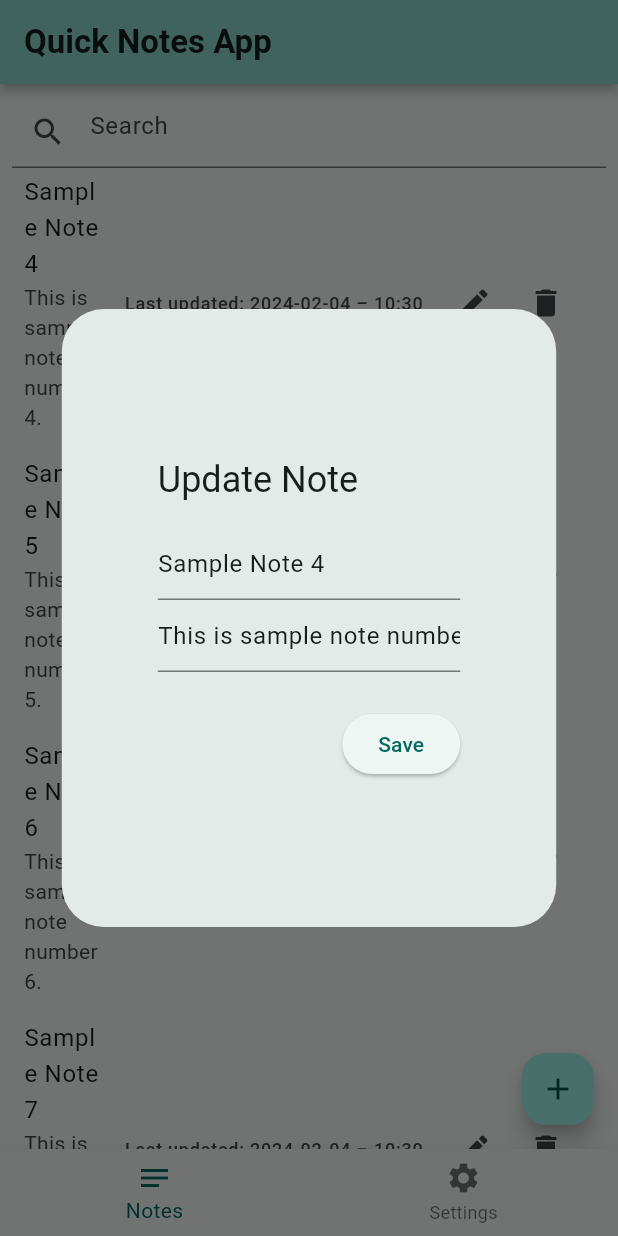
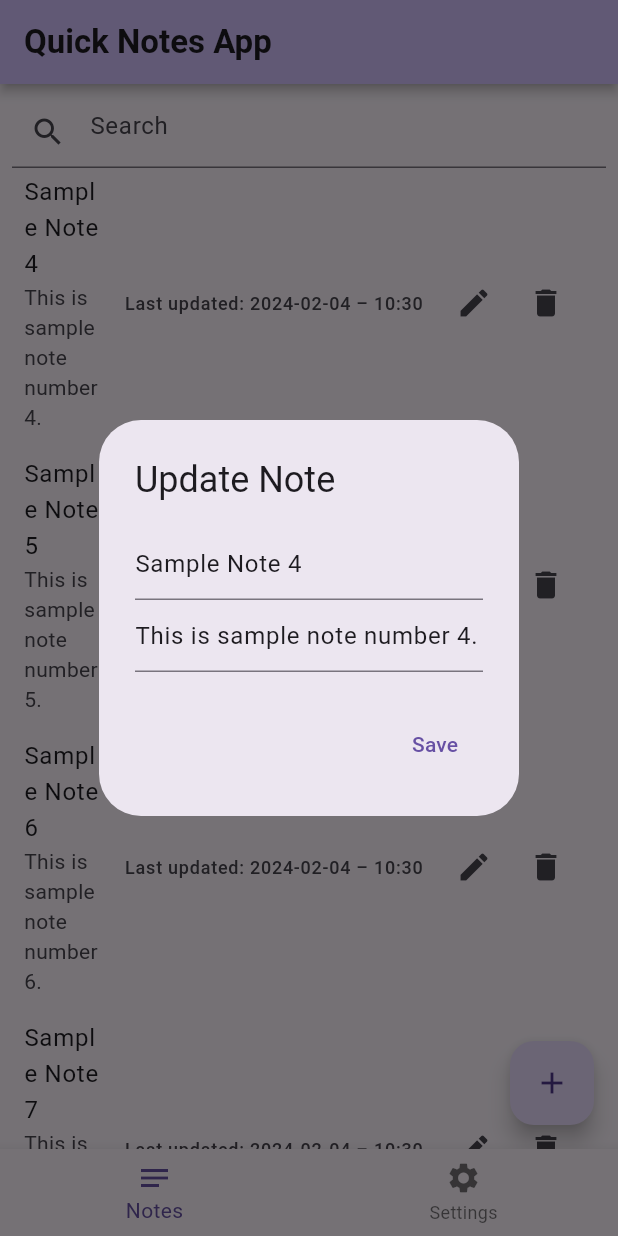
Before and after one commit to milinbhakta/quick_notes_app, a Flutter app: the screen it shows after launch, scrolled down 576 dp, after a tap on the "edit" icon, on a phone screen of 412 x 824 dp. Run offline on Flutter 3.47's test engine with Material 3 defaults, Android fonts, the light colour scheme and no system bars; our stand-ins replace shared_preferences.

Commit message:
Refactor theme and note generation

```diff
--- a/lib/Components/my_app.dart
+++ b/lib/Components/my_app.dart
@@ -25,16 +25,8 @@ class _MyAppState extends State<MyApp> {
       title: 'Quick Notes App',
       debugShowCheckedModeBanner: false,
       themeMode: _themeMode,
-      theme: ThemeData(
-        colorSchemeSeed: Colors.teal,
-        useMaterial3: true,
-        brightness: Brightness.light,
-      ),
-      darkTheme: ThemeData(
-        colorSchemeSeed: Colors.teal,
-        useMaterial3: true,
-        brightness: Brightness.dark,
-      ),
+      theme: ThemeData.light(useMaterial3: true),
+      darkTheme: ThemeData.dark(useMaterial3: true),
       home: MyHomePage(
           title: 'Quick Notes App',
           changeTheme: _changeTheme,
--- a/lib/Components/notes_page.dart
+++ b/lib/Components/notes_page.dart
@@ -10,10 +10,9 @@ class NotesPage extends StatefulWidget {
 }
 
 class _NotesPageState extends State<NotesPage> {
-  final _titleController = TextEditingController();
-  final _contentController = TextEditingController();
+  final TextEditingController _titleController = TextEditingController();
+  final TextEditingController _contentController = TextEditingController();
   String _searchQuery = '';
-  List<Note> _filteredNotes = [];
 
   @override
   void dispose() {
@@ -22,75 +21,25 @@ class _NotesPageState extends State<NotesPage> {
     super.dispose();
   }
 
-  @override
-  void initState() {
-    super.initState();
-    _initializeNotes();
-  }
-
-  void _initializeNotes() async {
-    await NoteProvider.instance.loadNotes();
+  void _updateSearchQuery(String newQuery) {
     setState(() {
-      _filteredNotes = NoteProvider.instance.notes;
+      _searchQuery = newQuery;
     });
   }
 
-  void _updateSearchQuery(String newQuery) {
-    setState(() {
-      _searchQuery = newQuery;
-      _filteredNotes = NoteProvider.instance.filterNotes(_searchQuery);
-    });
-  }
-
-  void _showNoteDialog(String title, Function(String, String) onSave) {
-    if (title == 'New Note') {
+  void _showNoteDialog(String dialogTitle, Function(String, String) onSave) {
+    if (dialogTitle == 'New Note') {
       _titleController.clear();
       _contentController.clear();
     }
     showDialog(
       context: context,
-      builder: (context) {
-        return Dialog(
-          child: SizedBox(
-            width: MediaQuery.of(context).size.width * 0.8,
-            height: MediaQuery.of(context).size.height * 0.5,
-            child: AlertDialog(
-              title: Text(title),
-              content: SingleChildScrollView(
-                child: Column(
-                  children: <Widget>[
-                    SizedBox(
-                      width: MediaQuery.of(context).size.width * 0.7,
-                      child: TextField(
-                        controller: _titleController,
-                        decoration: const InputDecoration(hintText: 'Title'),
-                      ),
-                    ),
-                    SizedBox(
-                      width: MediaQuery.of(context).size.width * 0.7,
-                      child: TextField(
-                        controller: _contentController,
-                        decoration: const InputDecoration(hintText: 'Content'),
-                      ),
-                    ),
-                  ],
-                ),
-              ),
-              actions: <Widget>[
-                ElevatedButton(
-                  child: const Text('Save'),
-                  onPressed: () {
-                    String title = _titleController.text;
-                    String content = _contentController.text;
-                    _titleController.clear();
-                    _contentController.clear();
-                    onSave(title, content);
-                    Navigator.of(context).pop();
-                  },
-                ),
-              ],
-            ),
-          ),
+      builder: (BuildContext context) {
+        return _NoteDialog(
+          dialogTitle: dialogTitle,
+          titleController: _titleController,
+          contentController: _contentController,
+          onSave: onSave,
         );
       },
     );
@@ -99,36 +48,27 @@ class _NotesPageState extends State<NotesPage> {
   void _addNote() {
     _showNoteDialog('New Note', (String title, String content) {
       setState(() {
-        NoteProvider.instance.addNote(Note(
-            title: title,
-            content: content,
-            timestamp: DateTime.now()));
+        NoteProvider.instance.addNote(
+            Note(title: title, content: content, timestamp: DateTime.now()));
       });
     });
   }
 
   void _updateNote(int index) {
-    _titleController.text = NoteProvider
-        .instance.notes[index].title; // Use NoteProvider to get note
-    _contentController.text = NoteProvider
-        .instance.notes[index].content; // Use NoteProvider to get note
+    _titleController.text = NoteProvider.instance.notes[index].title;
+    _contentController.text = NoteProvider.instance.notes[index].content;
 
     _showNoteDialog('Update Note', (String title, String content) {
       setState(() {
-        NoteProvider.instance.updateNote(
-            index,
-            Note(
-                title: title,
-                content: content,
-                timestamp: DateTime.now())); // Use NoteProvider to update note
+        NoteProvider.instance.updateNote(index,
+            Note(title: title, content: content, timestamp: DateTime.now()));
       });
     });
   }
 
   void _deleteNote(int index) {
     setState(() {
-      NoteProvider.instance
-          .removeNote(index); // Use NoteProvider to delete note
+      NoteProvider.instance.removeNote(index);
     });
   }
 
@@ -154,19 +94,43 @@ class _NotesPageState extends State<NotesPage> {
               if (snapshot.connectionState == ConnectionState.waiting) {
                 return const Center(child: CircularProgressIndicator());
               } else {
+                return _buildNotesList();
+              }
+            },
+          )),
+        ],
+      ),
+      floatingActionButton: FloatingActionButton(
+        onPressed: _addNote,
+        child: const Icon(Icons.add),
+      ),
+    );
+  }
+
+  Widget _buildNotesList() {
+    List<Note> notes = _searchQuery.isEmpty
+        ? NoteProvider.instance.notes
+        : NoteProvider.instance.notes.where((note) {
+            return note.title
+                    .toLowerCase()
+                    .contains(_searchQuery.toLowerCase()) ||
+                note.content.toLowerCase().contains(_searchQuery.toLowerCase());
+          }).toList();
+
     return ListView.builder(
-                  itemCount: _filteredNotes.length,
+      itemCount: notes.length,
       itemBuilder: (context, index) {
         return ListTile(
-                      title: Text(_filteredNotes[index].title),
-                      subtitle: Text(_filteredNotes[index].content),
-                      trailing: Row(
+          title: Text(notes[index].title),
+          subtitle: Text(notes[index].content),
+          trailing: _searchQuery.isEmpty
+              ? Row(
                   mainAxisSize: MainAxisSize.min,
                   children: <Widget>[
                     Container(
                       margin: const EdgeInsets.only(right: 10.0),
                       child: Text(
-                              'Last updated: ${DateFormat('yyyy-MM-dd – kk:mm').format(_filteredNotes[index].timestamp)}',
+                        'Last updated: ${DateFormat('yyyy-MM-dd – kk:mm').format(notes[index].timestamp)}',
                         style: const TextStyle(fontSize: 12),
                       ),
                     ),
@@ -179,23 +143,62 @@ class _NotesPageState extends State<NotesPage> {
                       onPressed: () => _deleteNote(index),
                     ),
                   ],
+                )
+              : Text(
+                  'Last updated: ${DateFormat('yyyy-MM-dd – kk:mm').format(notes[index].timestamp)}',
+                  style: const TextStyle(fontSize: 12),
                 ),
         );
       },
     );
   }
-            },
-          )),
+}
+
+class _NoteDialog extends StatelessWidget {
+  final String dialogTitle;
+  final TextEditingController titleController;
+  final TextEditingController contentController;
+  final Function(String, String) onSave;
+
+  const _NoteDialog({
+    Key? key,
+    required this.dialogTitle,
+    required this.titleController,
+    required this.contentController,
+    required this.onSave,
+  }) : super(key: key);
+
+  @override
+  Widget build(BuildContext context) {
+    return AlertDialog(
+      title: Text(dialogTitle),
+      content: SingleChildScrollView(
+        child: Column(
+          children: <Widget>[
+            TextField(
+              controller: titleController,
+              decoration: const InputDecoration(hintText: 'Title'),
+            ),
+            TextField(
+              controller: contentController,
+              decoration: const InputDecoration(hintText: 'Content'),
+            ),
           ],
         ),
-      floatingActionButton: SizedBox(
-        height: 48.0,
-        width: 48.0,
-        child: FloatingActionButton(
-          onPressed: _addNote,
-          child: const Icon(Icons.add),
       ),
+      actions: <Widget>[
+        TextButton(
+          child: const Text('Save'),
+          onPressed: () {
+            String title = titleController.text;
+            String content = contentController.text;
+            titleController.clear();
+            contentController.clear();
+            onSave(title, content);
+            Navigator.of(context).pop();
+          },
         ),
+      ],
     );
   }
 }
--- a/lib/Util/note_class.dart
+++ b/lib/Util/note_class.dart
@@ -22,9 +22,6 @@ class NoteProvider {
   // List of notes.
   List<Note> _notes = [];
 
-  // List of filtered notes.
-  List<Note> _filteredNotes = [];
-
   // Getter for notes.
   List<Note> get notes => _notes;
 
@@ -36,8 +33,10 @@ class NoteProvider {
 
   // Remove a note.
   void removeNote(int index) {
-    _notes.removeAt(index);
-    saveNotes();
+    if (index < _notes.length) {
+      _notes.removeAt(index);
+      saveNotes();
+    }
   }
 
   // Update a note.
@@ -49,16 +48,6 @@ class NoteProvider {
   // Initialize the NoteProvider.
   void init() async {
     await loadNotes();
-  }
-
-  // filter notes
-  List<Note> filterNotes(String query) {
-    _filteredNotes = _notes
-        .where((note) =>
-            note.title.toLowerCase().contains(query.toLowerCase()) ||
-            note.content.toLowerCase().contains(query.toLowerCase()))
-        .toList();
-    return _filteredNotes;
   }
 
   // Load notes from SharedPreferences.
@@ -77,15 +66,15 @@ class NoteProvider {
         .cast<Note>();
 
     if (_notes.isEmpty) {
-      for (int i = 1; i <= 15; i++) {
-        addNote(
-          Note(
-            title: 'Sample Note $i',
-            content: 'This is sample note number $i.',
-            timestamp: DateTime.now(),
-          ),
-        );
-      }
+      _notes = List<Note>.generate(
+        20,
+        (i) => Note(
+          title: 'Sample Note ${i + 1}',
+          content: 'This is sample note number ${i + 1}.',
+          timestamp: DateTime.now(),
+        ),
+      );
+      saveNotes();
     }
   }
 
```
Lines whose indentation alone changed are shown as unchanged.
